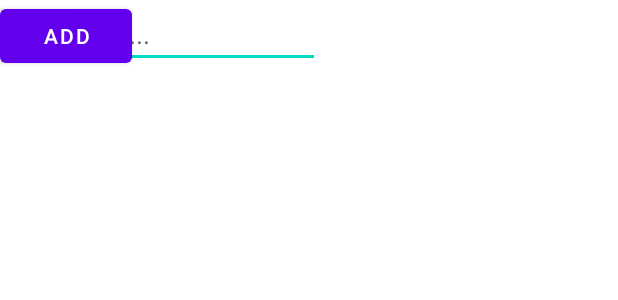
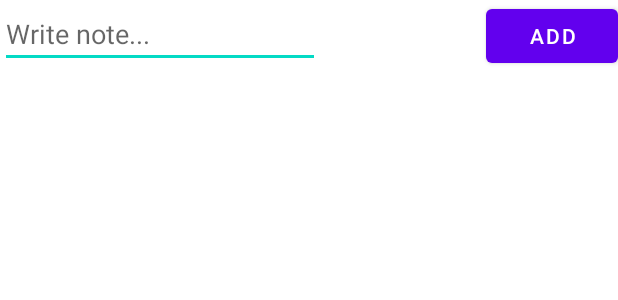
Before and after one commit to cm6322/NotesGilbuena, an Android app: the layout activity_main.xml on its own in the app's theme, with its tools: preview values and no code run, on a phone screen of 412 x 824 dp. Shown: the top 300 px of the screen. Run offline under Robolectric (Android 15) with nearby library versions, the phone set to English and light mode, and no system bars.

```diff
--- a/app/src/main/res/layout/activity_main.xml
+++ b/app/src/main/res/layout/activity_main.xml
@@ -19,13 +19,15 @@
         android:layout_width="wrap_content"
         android:layout_height="wrap_content"
         android:text="Add"
-        tools:layout_editor_absoluteX="321dp"
+        app:layout_constraintEnd_toEndOf="parent"
         tools:layout_editor_absoluteY="0dp" />
 
     <ListView
+        android:id="@+id/lvList"
         android:layout_width="match_parent"
         android:layout_height="wrap_content"
+        app:layout_constraintEnd_toEndOf="parent"
         app:layout_constraintStart_toStartOf="parent"
-        tools:layout_editor_absoluteY="45dp" />
+        app:layout_constraintTop_toBottomOf="@+id/etNote" />
 
 </androidx.constraintlayout.widget.ConstraintLayout>
```
Also changed, not shown: app/src/main/java/com/example/notesgilbuena/MainActivity.java (+41 -1 lines).
